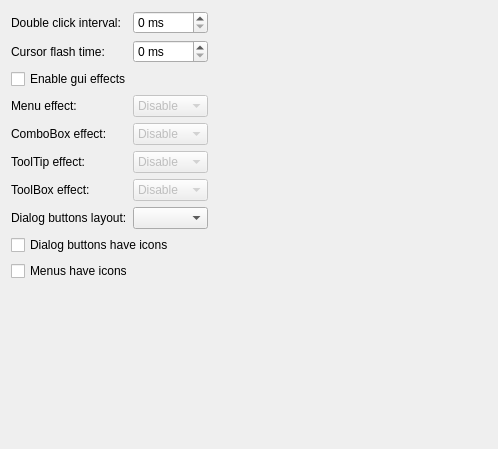
Before: the Qt Designer form src/qt5ct/interfacepage.ui in utopia-repository/qt5ct, drawn with Qt 5.
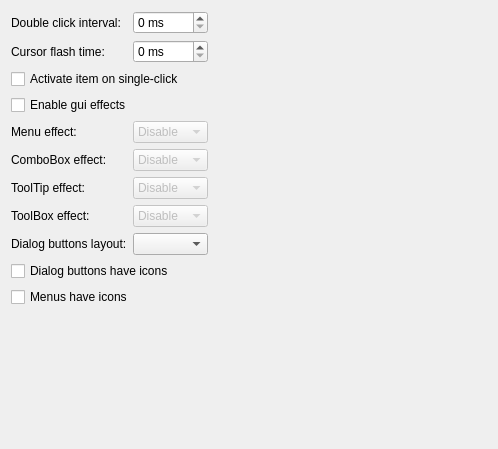
After: the same form once the commit is applied.

```diff
--- a/src/qt5ct/interfacepage.ui
+++ b/src/qt5ct/interfacepage.ui
@@ -14,6 +14,19 @@
    <string notr="true">Form</string>
   </property>
   <layout class="QGridLayout" name="gridLayout">
+   <item row="2" column="0">
+    <spacer name="verticalSpacer">
+     <property name="orientation">
+      <enum>Qt::Vertical</enum>
+     </property>
+     <property name="sizeHint" stdset="0">
+      <size>
+       <width>20</width>
+       <height>259</height>
+      </size>
+     </property>
+    </spacer>
+   </item>
    <item row="0" column="0">
     <layout class="QFormLayout" name="formLayout">
      <item row="0" column="0">
@@ -30,21 +43,21 @@
        </property>
       </widget>
      </item>
-     <item row="4" column="0">
+     <item row="5" column="0">
       <widget class="QLabel" name="label_3">
        <property name="text">
         <string>ComboBox effect:</string>
        </property>
       </widget>
      </item>
-     <item row="5" column="0">
+     <item row="6" column="0">
       <widget class="QLabel" name="label_4">
        <property name="text">
         <string>ToolTip effect:</string>
        </property>
       </widget>
      </item>
-     <item row="6" column="0">
+     <item row="7" column="0">
       <widget class="QLabel" name="label_5">
        <property name="text">
         <string>ToolBox effect:</string>
@@ -71,25 +84,8 @@
        </property>
       </widget>
      </item>
-     <item row="4" column="1">
-      <widget class="QComboBox" name="comboBoxEffectComboBox">
-       <property name="enabled">
-        <bool>false</bool>
-       </property>
-       <item>
-        <property name="text">
-         <string>Disable</string>
-        </property>
-       </item>
-       <item>
-        <property name="text">
-         <string>Animate</string>
-        </property>
-       </item>
-      </widget>
-     </item>
      <item row="5" column="1">
-      <widget class="QComboBox" name="toolTipEffectComboBox">
+      <widget class="QComboBox" name="comboBoxEffectComboBox">
        <property name="enabled">
         <bool>false</bool>
        </property>
@@ -111,6 +107,28 @@
       </widget>
      </item>
      <item row="6" column="1">
+      <widget class="QComboBox" name="toolTipEffectComboBox">
+       <property name="enabled">
+        <bool>false</bool>
+       </property>
+       <item>
+        <property name="text">
+         <string>Disable</string>
+        </property>
+       </item>
+       <item>
+        <property name="text">
+         <string>Animate</string>
+        </property>
+       </item>
+       <item>
+        <property name="text">
+         <string>Fade</string>
+        </property>
+       </item>
+      </widget>
+     </item>
+     <item row="7" column="1">
       <widget class="QComboBox" name="toolBoxEffectComboBox">
        <property name="enabled">
         <bool>false</bool>
@@ -127,14 +145,14 @@
        </item>
       </widget>
      </item>
-     <item row="3" column="0">
+     <item row="4" column="0">
       <widget class="QLabel" name="label_6">
        <property name="text">
         <string>Menu effect:</string>
        </property>
       </widget>
      </item>
-     <item row="3" column="1">
+     <item row="4" column="1">
       <widget class="QComboBox" name="menuEffectComboBox">
        <property name="enabled">
         <bool>false</bool>
@@ -156,31 +174,31 @@
        </item>
       </widget>
      </item>
-     <item row="2" column="0" colspan="2">
+     <item row="3" column="0" colspan="2">
       <widget class="QCheckBox" name="guiEffectsCheckBox">
        <property name="text">
         <string>Enable gui effects</string>
        </property>
       </widget>
      </item>
-     <item row="7" column="0">
+     <item row="8" column="0">
       <widget class="QLabel" name="label_7">
        <property name="text">
         <string>Dialog buttons layout:</string>
        </property>
       </widget>
      </item>
-     <item row="7" column="1">
+     <item row="8" column="1">
       <widget class="QComboBox" name="buttonLayoutComboBox"/>
      </item>
-     <item row="9" column="0" colspan="2">
+     <item row="10" column="0" colspan="2">
       <widget class="QCheckBox" name="menuIconsCheckBox">
        <property name="text">
         <string>Menus have icons</string>
        </property>
       </widget>
      </item>
-     <item row="8" column="0" colspan="2">
+     <item row="9" column="0" colspan="2">
       <widget class="QCheckBox" name="dialogIconsCheckBox">
        <property name="text">
         <string>Dialog buttons have icons</string>
@@ -190,6 +208,16 @@
        </property>
       </widget>
      </item>
+     <item row="2" column="0" colspan="2">
+      <widget class="QCheckBox" name="singleClickCheckBox">
+       <property name="text">
+        <string>Activate item on single-click</string>
+       </property>
+       <property name="tristate">
+        <bool>true</bool>
+       </property>
+      </widget>
+     </item>
     </layout>
    </item>
    <item row="0" column="1">
@@ -205,19 +233,6 @@
      </property>
     </spacer>
    </item>
-   <item row="1" column="0">
-    <spacer name="verticalSpacer">
-     <property name="orientation">
-      <enum>Qt::Vertical</enum>
-     </property>
-     <property name="sizeHint" stdset="0">
-      <size>
-       <width>20</width>
-       <height>259</height>
-      </size>
-     </property>
-    </spacer>
-   </item>
   </layout>
  </widget>
  <resources/>
```
Left out of the diff: 5 changed lines with no effect on the pictures.
